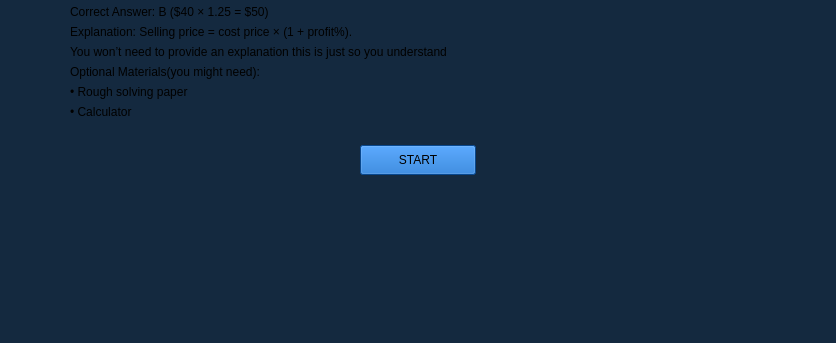
YNCO10/scholarshipManagementSystem, file SholarshipManagementSystem/assessments/numerical.ui: the form before one commit; both pictures show x 0 to 836 and y 243 to 586 of the 836 by 586 pixel window.
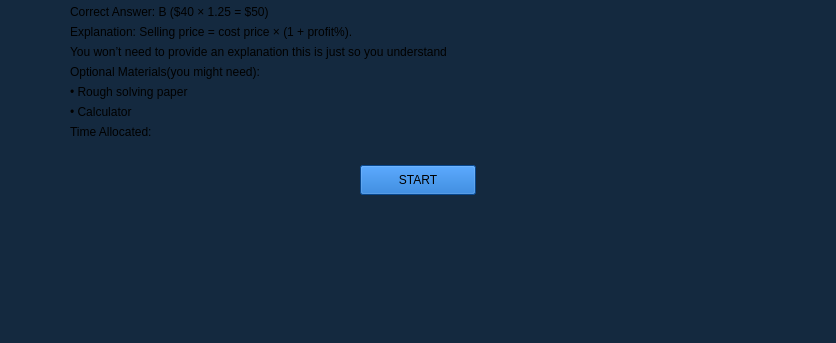
The form after the commit. The open tabs and pages were chosen to show the change.

Diff of the .ui file:
```diff
--- a/SholarshipManagementSystem/assessments/numerical.ui
+++ b/SholarshipManagementSystem/assessments/numerical.ui
@@ -13,7 +13,7 @@
   <property name="minimumSize">
    <size>
     <width>836</width>
-    <height>576</height>
+    <height>586</height>
    </size>
   </property>
   <property name="maximumSize">
@@ -178,6 +178,13 @@
            </item>
           </layout>
          </item>
+         <item>
+          <widget class="QLabel" name="timeAllocatedLabel">
+           <property name="text">
+            <string>Time Allocated:</string>
+           </property>
+          </widget>
+         </item>
         </layout>
        </item>
        <item>
```
Left out of the diff: 2 changed lines with no effect on the pictures.
